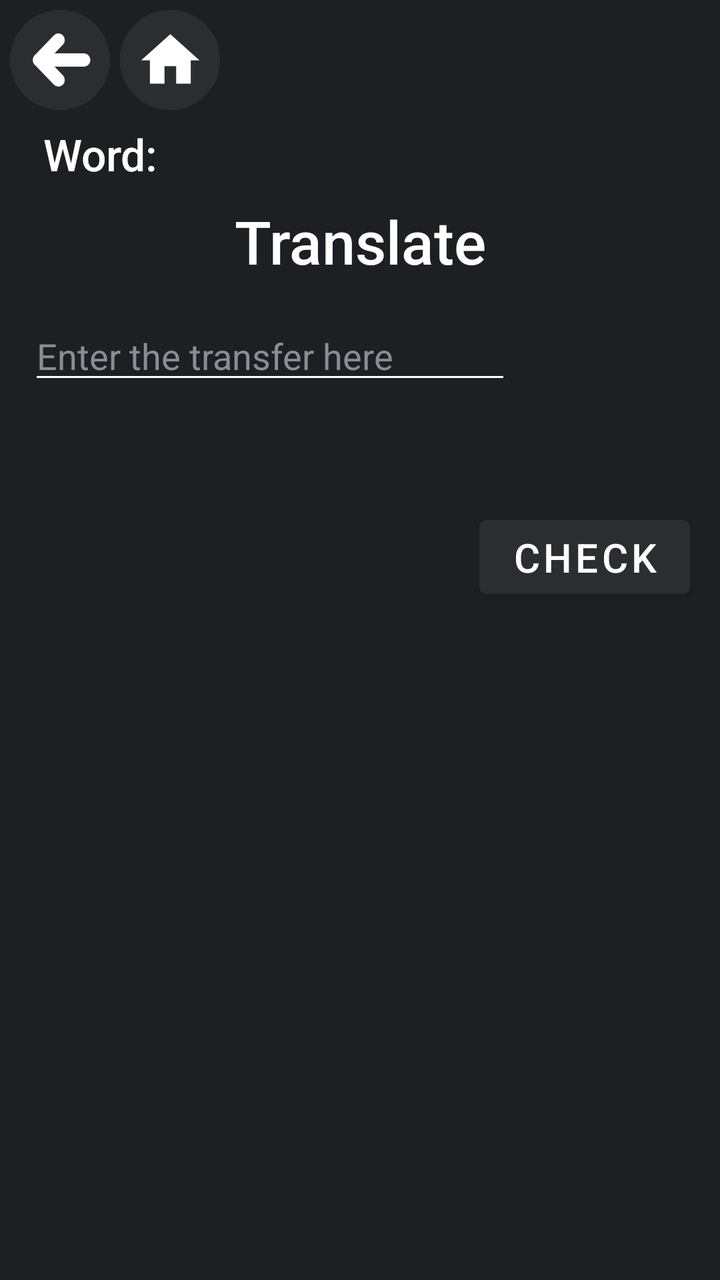
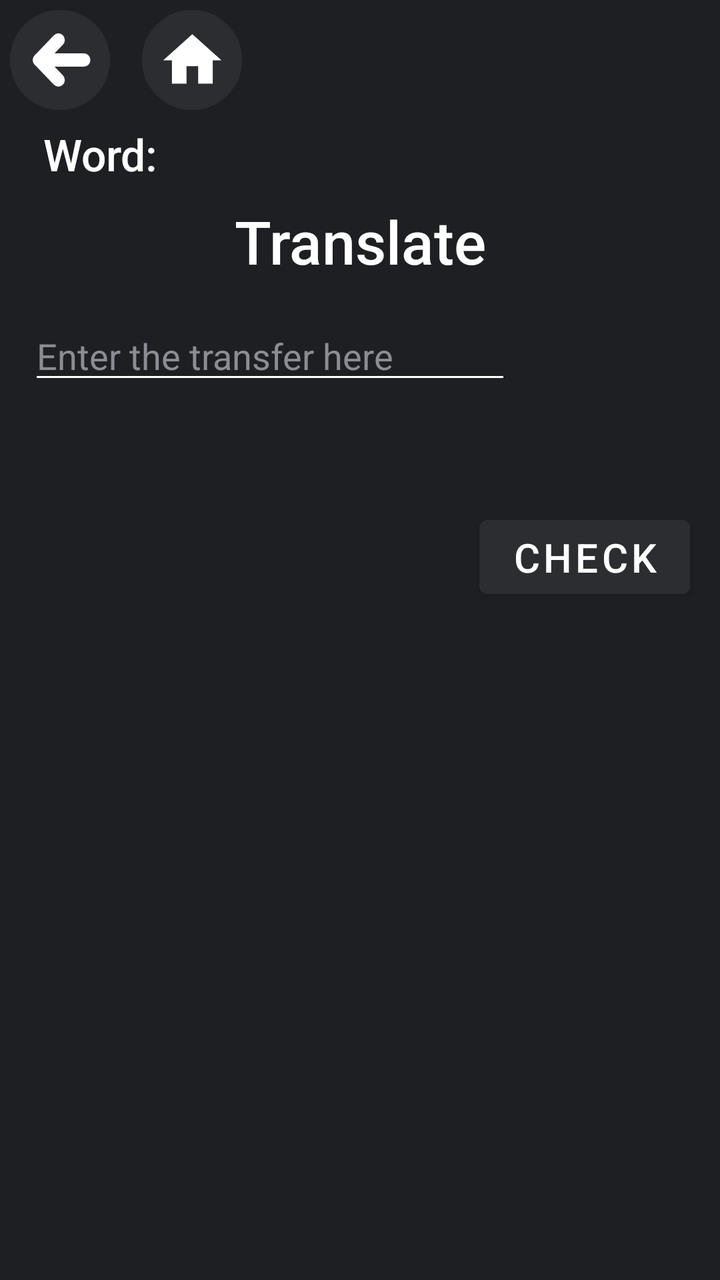

Before-and-after screenshots of an Android layout around one commit, followed by the original layout XML and the change that was made.
<!-- AndroidManifest.xml: application theme ThemeDark -->
<!-- res/layout/activity_player.xml -->
<?xml version="1.0" encoding="utf-8"?>
<androidx.constraintlayout.widget.ConstraintLayout xmlns:android="http://schemas.android.com/apk/res/android"
    xmlns:app="http://schemas.android.com/apk/res-auto"
    xmlns:tools="http://schemas.android.com/tools"
    android:id="@+id/main"
    android:layout_width="match_parent"
    android:layout_height="match_parent"
    tools:context=".check.Play"
    android:background="?attr/colorPrimary">

    <ImageButton
        android:id="@+id/bbb"
        android:layout_width="50dp"
        android:layout_height="50dp"
        android:background="@drawable/bg_round_button"
        android:src="@drawable/ic_back"
        android:onClick="Go_back"
        android:layout_marginStart="5dp"
        android:layout_marginTop="5dp"
        app:layout_constraintStart_toStartOf="parent"
        app:layout_constraintTop_toTopOf="parent" />

    <ImageButton
        android:id="@+id/imageViewgb"
        android:layout_width="50dp"
        android:layout_height="50dp"
        android:onClick="Go_home"
        android:background="@drawable/bg_round_button"
        android:src="@drawable/ic_home"
        android:layout_marginStart="5dp"
        app:layout_constraintStart_toEndOf="@id/bbb"
        app:layout_constraintTop_toTopOf="@id/bbb"
        app:layout_constraintBottom_toBottomOf="@id/bbb" />


    <TextView
        android:id="@+id/iii"
        android:layout_width="match_parent"
        android:layout_height="wrap_content"
        android:layout_marginStart="10dp"
        android:layout_marginTop="10dp"
        android:layout_marginEnd="270dp"
        android:fontFamily="sans-serif-medium"
        android:gravity="center"
        android:text="@string/tx1"
        android:textColor="?android:textColor"
        android:textSize="22sp"
        app:layout_constraintBottom_toBottomOf="parent"
        app:layout_constraintEnd_toEndOf="parent"
        app:layout_constraintHorizontal_bias="1.0"
        app:layout_constraintStart_toStartOf="parent"
        app:layout_constraintTop_toTopOf="parent"
        app:layout_constraintVertical_bias="0.087" />

    <TextView
        android:id="@+id/iii2"
        android:layout_width="0dp"
        android:layout_height="wrap_content"
        android:layout_marginStart="10dp"
        android:layout_marginEnd="10dp"
        android:ellipsize="end"
        android:fontFamily="sans-serif-medium"
        android:gravity="center"
        android:maxLines="3"
        android:textColor="?android:textColor"
        android:textSize="22sp"
        app:layout_constraintBottom_toBottomOf="parent"
        app:layout_constraintEnd_toEndOf="parent"
        app:layout_constraintHorizontal_bias="0.0"
        app:layout_constraintStart_toEndOf="@id/iii"
        app:layout_constraintTop_toTopOf="parent"
        app:layout_constraintVertical_bias="0.1" />

    <TextView
        android:id="@+id/iii3"
        android:layout_width="0dp"
        android:layout_height="wrap_content"
        android:layout_marginStart="30dp"
        android:layout_marginTop="10dp"
        android:layout_marginEnd="30dp"
        android:fontFamily="sans-serif-medium"
        android:gravity="center"
        android:text="@string/tx25"
        android:textColor="?android:textColor"
        android:textSize="30sp"
        app:layout_constraintStart_toStartOf="parent"
        app:layout_constraintEnd_toEndOf="parent"
        app:layout_constraintTop_toBottomOf="@id/iii2" />

    <EditText
        android:id="@+id/editTextText"
        android:layout_width="0dp"
        android:layout_height="wrap_content"
        android:layout_marginHorizontal="8dp"
        android:layout_marginStart="5dp"
        android:layout_marginTop="15dp"
        android:ems="15"
        android:inputType="text"
        android:hint="@string/tx26"
        android:textColorHint="@color/te2"
        app:layout_constraintEnd_toEndOf="parent"
        app:layout_constraintHorizontal_bias="0.083"
        app:layout_constraintStart_toStartOf="parent"
        app:layout_constraintTop_toBottomOf="@id/iii3"
        app:layout_constraintWidth_percent="0.67" />

    <TextView
        android:id="@+id/iii4"
        android:layout_width="0dp"
        android:layout_height="wrap_content"
        android:layout_marginTop="20dp"
        android:layout_marginStart="7dp"
        android:layout_marginEnd="3dp"
        android:fontFamily="sans-serif-medium"
        android:gravity="center"
        android:textColor="?android:textColor"
        android:textSize="22sp"
        app:layout_constraintStart_toEndOf="@id/editTextText"
        app:layout_constraintTop_toBottomOf="@id/iii3"
        app:layout_constraintEnd_toEndOf="parent"/>

    <TextView
        android:id="@+id/iii5"
        android:layout_width="0dp"
        android:layout_height="wrap_content"
        android:layout_marginStart="30dp"
        android:layout_marginTop="10dp"
        android:layout_marginEnd="30dp"
        android:fontFamily="sans-serif-medium"
        android:gravity="center"
        android:maxLines="3"
        android:textColor="?android:textColor"
        android:textSize="20sp"
        app:layout_constraintStart_toStartOf="parent"
        app:layout_constraintEnd_toEndOf="parent"
        app:layout_constraintTop_toBottomOf="@id/editTextText" />

    <Button
        android:id="@+id/button2"
        android:layout_width="wrap_content"
        android:layout_height="49dp"
        android:textSize="20sp"
        android:text="@string/tx23"
        android:backgroundTint="?attr/colorOnPrimary"
        android:textColor="?android:textColor"
        android:fontFamily="sans-serif-medium"
        android:layout_marginTop="20dp"
        android:layout_marginEnd="15dp"
        app:layout_constraintEnd_toEndOf="parent"
        app:layout_constraintTop_toBottomOf="@id/iii5" />

</androidx.constraintlayout.widget.ConstraintLayout>
<!-- resources referenced by this layout -->
<resources>
  <color name="te2">#8C8C95</color>
  <!-- drawable bg_round_button (drawable) -->
  <shape xmlns:android="http://schemas.android.com/apk/res/android"
          android:shape="oval">
          <solid android:color="?attr/colorOnPrimary" />
          <stroke
              android:width="1dp"
              android:color="?attr/colorOnPrimary" />
      </shape>
  <!-- drawable ic_home (drawable) -->
  <vector xmlns:android="http://schemas.android.com/apk/res/android" android:height="35dp"  android:viewportHeight="24" android:viewportWidth="24" android:width="35dp">
        
      <path android:fillColor="?attr/android:textColor" android:pathData="M10,20v-6h4v6h5v-8h3L12,3 2,12h3v8z"/>
      
  </vector>
  <string name="tx1">Word:</string>
  <string name="tx23">Check</string>
  <string name="tx25">Translate</string>
  <string name="tx26">Enter the transfer here</string>
  <style name="Base.Theme.MyApplication" parent="Theme.MaterialComponents.DayNight.NoActionBar">
          <item name="windowNoTitle">true</item>
          <item name="android:windowFullscreen">false</item>
          <item name="windowActionBar">true</item>
          <item name="windowActionBarOverlay">true</item>
      </style>
  <color name="te7">#1E1F22</color>
  <color name="te8">#2B2D30</color>
  <color name="white">#FFFFFF</color>
  <style name="SpinnerStyle" parent="Widget.AppCompat.Spinner">
          <item name="android:background">?attr/colorOnPrimary</item>
          <item name="android:popupBackground">?attr/colorPrimary</item>
      </style>
  <style name="AppExpandableListViewStyle" parent="android:Widget.ExpandableListView">
          <item name="android:groupIndicator">@drawable/group_indicator</item>
          <item name="android:listSelector">@android:color/transparent</item>
      </style>
  <style name="AppRadioButtonStyle" parent="Widget.AppCompat.CompoundButton.RadioButton">
          <item name="android:textColor">?attr/myDynamicColor</item>
          <item name="buttonTint">?attr/myDynamicColor</item>
      </style>
  <!-- drawable dialog_background (drawable) -->
  <?xml version="1.0" encoding="utf-8"?>
  <shape xmlns:android="http://schemas.android.com/apk/res/android"
      android:shape="rectangle">
      <solid android:color="?attr/colorPrimary" />
      <stroke
          android:width="1dp"
          android:color="?attr/colorOnPrimary" />
      <corners android:radius="16dp" />
  </shape>
  <style name="DialogTitle" parent="MaterialAlertDialog.MaterialComponents.Title.Text">
          <item name="android:textColor">?android:attr/textColor</item>
      </style>
  <style name="DialogBody" parent="MaterialAlertDialog.MaterialComponents.Body.Text">
          <item name="android:textColor">?android:attr/textColor</item>
      </style>
  <style name="DialogButton" parent="Widget.MaterialComponents.Button.TextButton.Dialog">
          <item name="android:textColor">@color/te5</item>
      </style>
  <color name="te5">#3253B5</color>
  <!-- drawable ic_arrow_rotated (drawable) -->
  <rotate xmlns:android="http://schemas.android.com/apk/res/android"
      android:drawable="@drawable/ic_arrow"
      android:fromDegrees="180"
      android:toDegrees="180"
      android:pivotX="50%"
      android:pivotY="50%" />
  <!-- drawable ic_arrow (drawable) -->
  <vector xmlns:android="http://schemas.android.com/apk/res/android"
      android:width="24dp" android:height="24dp"
      android:viewportWidth="960" android:viewportHeight="960">
      <group android:translateY="960">
          <path android:fillColor="?android:textColor"
              android:pathData="M480-344 240-584l56-56 184 184 184-184 56 56-240 240Z"/>
      </group>
  </vector>
  <!-- unchanged entries left out for length: 4 -->
</resources>

<!-- the commit's change to res/layout/activity_player.xml (unified diff, before → after) -->
@@ -12,6 +12,7 @@
         android:id="@+id/bbb"
         android:layout_width="50dp"
         android:layout_height="50dp"
+        android:backgroundTint="?attr/colorOnPrimary"
         android:background="@drawable/bg_round_button"
         android:src="@drawable/ic_back"
         android:onClick="Go_back"
@@ -20,18 +21,20 @@
         app:layout_constraintStart_toStartOf="parent"
         app:layout_constraintTop_toTopOf="parent" />
 
+
     <ImageButton
         android:id="@+id/imageViewgb"
         android:layout_width="50dp"
         android:layout_height="50dp"
+        android:layout_marginStart="16dp"
+        android:backgroundTint="?attr/colorOnPrimary"
+        android:background="@drawable/bg_round_button"
         android:onClick="Go_home"
-        android:background="@drawable/bg_round_button"
         android:src="@drawable/ic_home"
-        android:layout_marginStart="5dp"
+        app:layout_constraintBottom_toBottomOf="@id/bbb"
         app:layout_constraintStart_toEndOf="@id/bbb"
         app:layout_constraintTop_toTopOf="@id/bbb"
-        app:layout_constraintBottom_toBottomOf="@id/bbb" />
-
+        app:layout_constraintVertical_bias="0.0" />
 
     <TextView
         android:id="@+id/iii"
